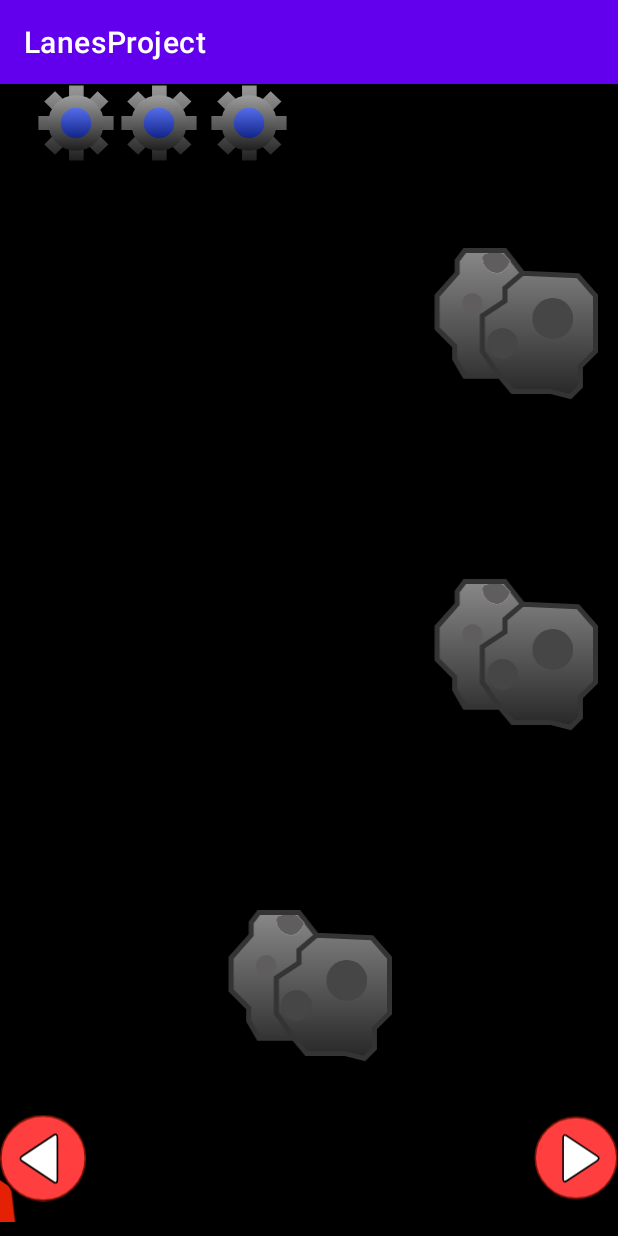
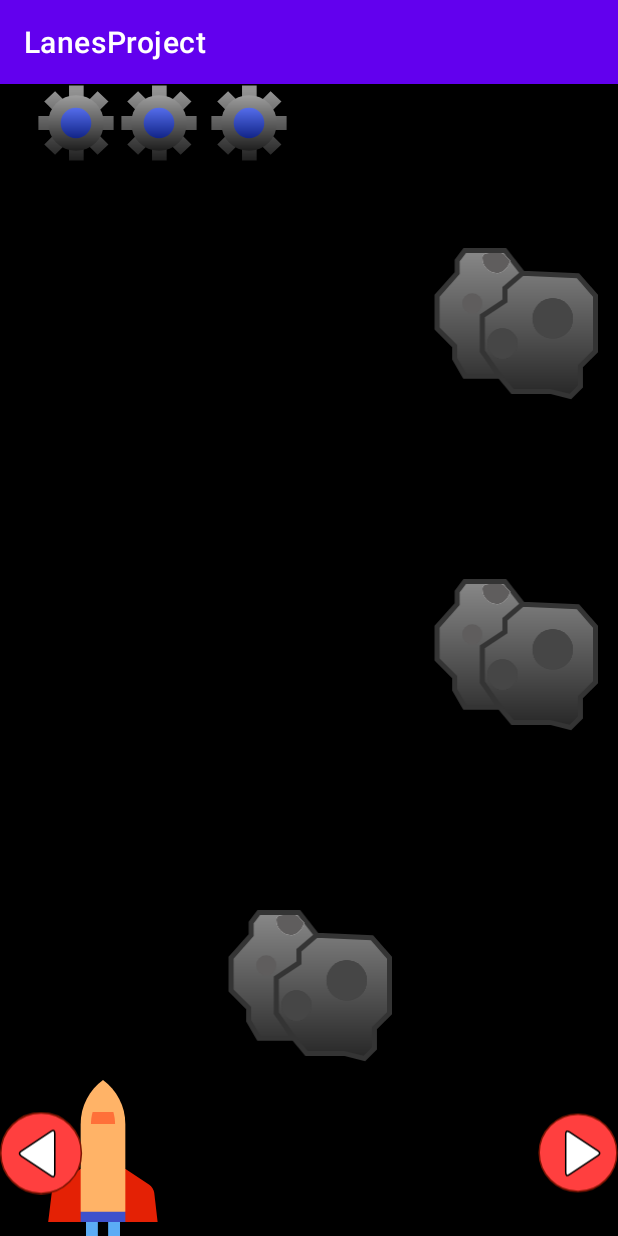
Before and after one commit to MatanelM/23A10357-HW1, an Android app: the screen it shows after launch (MainActivity), after a tap on an icon or button, on a phone screen of 412 x 824 dp. Run offline under Robolectric (Android 15) with nearby library versions, the phone set to English and light mode, and no system bars.

Commit message:
Spaceship movement

```diff
--- a/app/src/main/java/com/example/lanesproject/MainActivity.java
+++ b/app/src/main/java/com/example/lanesproject/MainActivity.java
@@ -11,6 +11,7 @@ import android.os.Handler;
 import android.os.Looper;
 import android.os.VibrationEffect;
 import android.os.Vibrator;
+import android.view.View;
 import android.widget.ImageView;
 import android.widget.Toast;
 
@@ -26,6 +27,10 @@ public class MainActivity extends AppCompatActivity {
     private ImageView leftBtn;
     private ImageView rightBtn;
     private ImageView spaceship;
+
+    private ImageView[] spaceships;
+
+
     private ImageView[] gameEngines;
 
     @Override
@@ -86,6 +91,11 @@ public class MainActivity extends AppCompatActivity {
         leftBtn = (ImageView) findViewById(R.id.leftBtn);
         rightBtn = (ImageView) findViewById(R.id.rightBtn);
         spaceship = (ImageView) findViewById(R.id.spaceship);
+        spaceships = new ImageView[] {
+                (ImageView) findViewById(R.id.spaceshipLeft),
+                spaceship,
+                (ImageView) findViewById(R.id.spaceshipRight)
+        };
 
         asteroids = new ImageView[][]{
                 {(ImageView) findViewById(R.id.Asteroid11),(ImageView) findViewById(R.id.Asteroid12),(ImageView) findViewById(R.id.Asteroid13) },
@@ -105,8 +115,19 @@ public class MainActivity extends AppCompatActivity {
     }
     private void moveSpaceShip(int toward){
         gameManager.changeLocation(toward);
-        this.spaceshipLeft = gameManager.getLocation() * 350;
-        spaceship.setTranslationX(this.spaceshipLeft);
+
+        // I would like to have the movement by transitioning
+        // this.spaceshipLeft = gameManager.getLocation() * 350;
+        // spaceships[1].setTranslationX(this.spaceshipLeft);
+        // but since we have not learned it then
+
+        int index = gameManager.getLocation() + 1;
+        for(int i = 0 ; i < 3; i ++ ){
+            if (i == index)
+                this.spaceships[i].setVisibility(View.VISIBLE);
+            else
+                this.spaceships[i].setVisibility(View.INVISIBLE);
+        }
 
         checkForHit();
     }
--- a/app/src/main/res/layout/activity_main.xml
+++ b/app/src/main/res/layout/activity_main.xml
@@ -8,6 +8,7 @@
     tools:context=".MainActivity">
 
     <androidx.constraintlayout.widget.ConstraintLayout
+        android:id="@+id/constraintLayout2"
         android:layout_width="match_parent"
         android:layout_height="105dp"
         android:elevation="20dp"
@@ -22,8 +23,8 @@
             app:layout_constraintHorizontal_bias="0.178"
             app:layout_constraintStart_toStartOf="parent"
             app:srcCompat="@drawable/engine"
-            tools:layout_editor_absoluteY="0dp"
-            tools:ignore="MissingConstraints" />
+            tools:ignore="MissingConstraints"
+            tools:layout_editor_absoluteY="0dp" />
 
         <ImageView
             android:id="@+id/gameImgEngine2"
@@ -33,8 +34,8 @@
             android:layout_weight="1"
             app:layout_constraintStart_toStartOf="parent"
             app:srcCompat="@drawable/engine"
-            tools:layout_editor_absoluteY="0dp"
-            tools:ignore="MissingConstraints" />
+            tools:ignore="MissingConstraints"
+            tools:layout_editor_absoluteY="0dp" />
 
         <ImageView
             android:id="@+id/gameImgEngine3"
@@ -44,8 +45,8 @@
             android:layout_weight="1"
             app:layout_constraintStart_toStartOf="parent"
             app:srcCompat="@drawable/engine"
-            tools:layout_editor_absoluteY="0dp"
-            tools:ignore="MissingConstraints" />
+            tools:ignore="MissingConstraints"
+            tools:layout_editor_absoluteY="0dp" />
     </androidx.constraintlayout.widget.ConstraintLayout>
 
     <LinearLayout
@@ -280,6 +281,31 @@
 
     </LinearLayout>
 
+    <androidx.constraintlayout.widget.ConstraintLayout
+        android:layout_width="match_parent"
+        android:layout_height="104dp"
+        android:elevation="40dp"
+        app:layout_constraintBottom_toBottomOf="@+id/linearLayout3">
+
+        <ImageView
+            android:id="@+id/leftBtn"
+            android:layout_width="55dp"
+            android:layout_height="104dp"
+            android:layout_weight="1"
+            app:layout_constraintBottom_toBottomOf="parent"
+            app:layout_constraintStart_toStartOf="parent"
+            app:srcCompat="@drawable/ic_left" />
+
+        <ImageView
+            android:id="@+id/rightBtn"
+            android:layout_width="wrap_content"
+            android:layout_height="104dp"
+            android:layout_weight="1"
+            app:layout_constraintBottom_toBottomOf="parent"
+            app:layout_constraintEnd_toEndOf="parent"
+            app:srcCompat="@drawable/ic_right" />
+    </androidx.constraintlayout.widget.ConstraintLayout>
+
     <LinearLayout
         android:layout_width="match_parent"
         android:layout_height="104dp"
@@ -291,11 +317,12 @@
         app:layout_constraintStart_toStartOf="parent">
 
         <ImageView
-            android:id="@+id/leftBtn"
-            android:layout_width="wrap_content"
-            android:layout_height="match_parent"
+            android:id="@+id/spaceshipLeft"
+            android:layout_width="296dp"
+            android:layout_height="wrap_content"
             android:layout_weight="1"
-            app:srcCompat="@drawable/ic_left" />
+            android:visibility="invisible"
+            app:srcCompat="@drawable/ic_spaceship" />
 
         <ImageView
             android:id="@+id/spaceship"
@@ -305,10 +332,12 @@
             app:srcCompat="@drawable/ic_spaceship" />
 
         <ImageView
-            android:id="@+id/rightBtn"
-            android:layout_width="wrap_content"
-            android:layout_height="match_parent"
+            android:id="@+id/spaceshipRight"
+            android:layout_width="296dp"
+            android:layout_height="wrap_content"
             android:layout_weight="1"
-            app:srcCompat="@drawable/ic_right" />
+            android:visibility="invisible"
+            app:srcCompat="@drawable/ic_spaceship" />
+
     </LinearLayout>
 </androidx.constraintlayout.widget.ConstraintLayout>
--- a/build.gradle
+++ b/build.gradle
@@ -1,5 +1,5 @@
 // Top-level build file where you can add configuration options common to all sub-projects/modules.
 plugins {
-    id 'com.android.application' version '7.3.1' apply false
-    id 'com.android.library' version '7.3.1' apply false
+    id 'com.android.application' version '7.2.1' apply false
+    id 'com.android.library' version '7.2.1' apply false
 }
```
